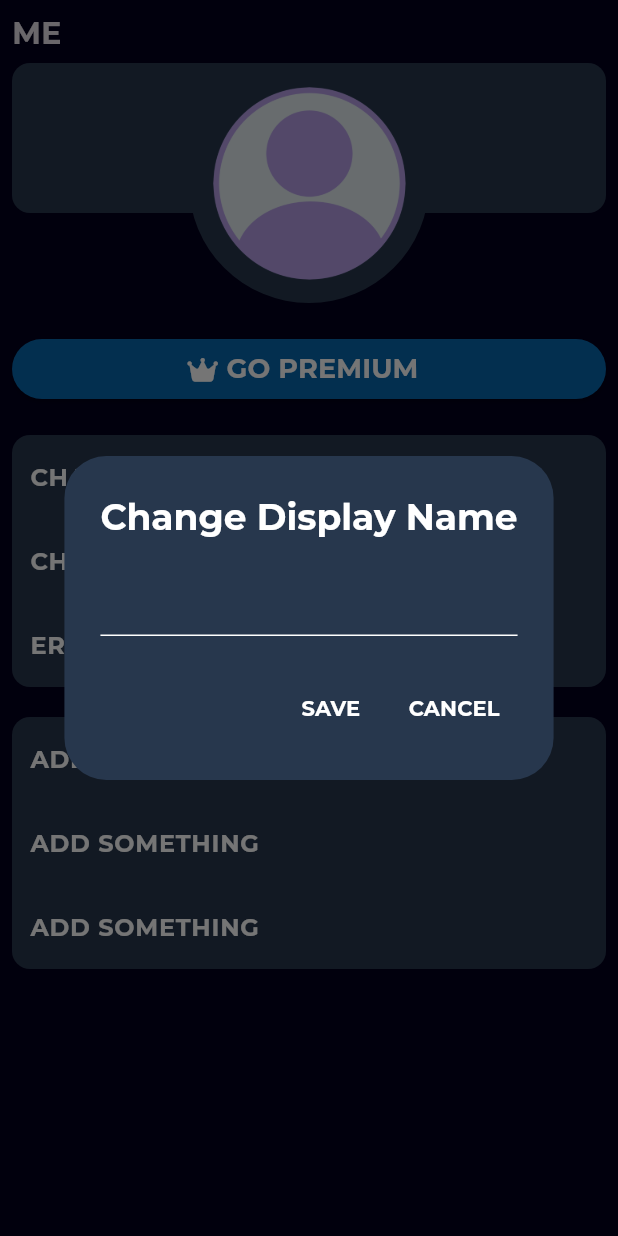
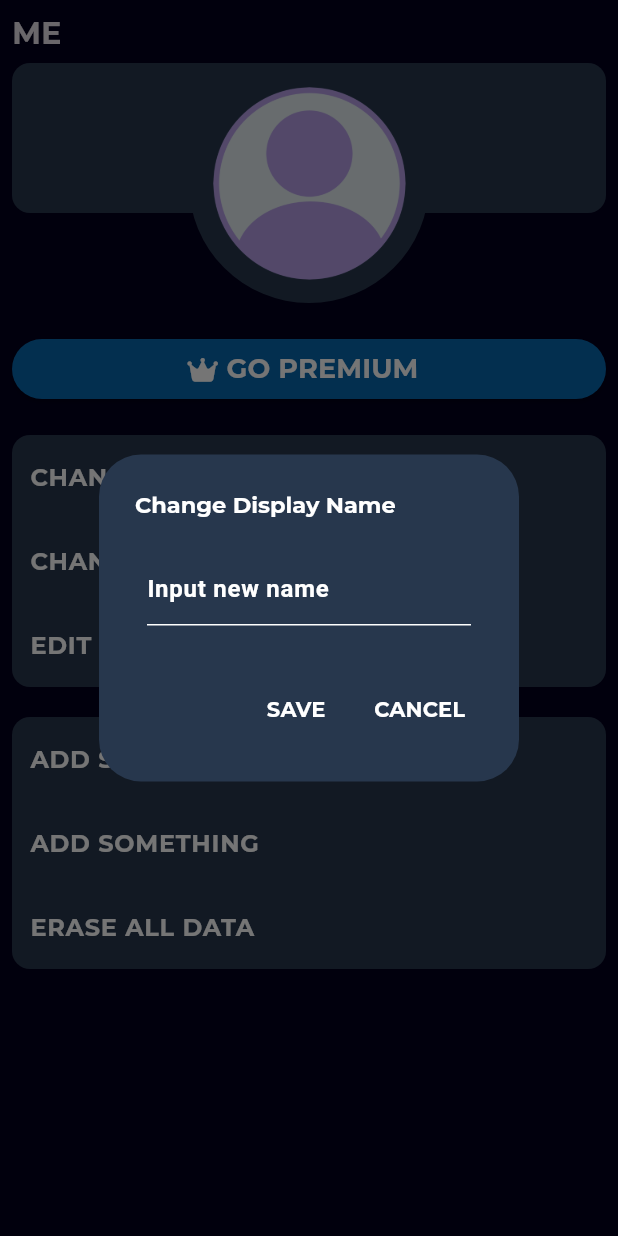
Before and after one commit to H11TM4N/habit_tracker_app, a Flutter app: the ProfilePage screen opened directly, after a tap on "CHANGE DISPLAY NAME", on a phone screen of 412 x 824 dp. Run offline on Flutter 3.47's test engine with Material 3 defaults, Android fonts, the phone set to English and light mode, and no system bars; our stand-ins replace flutter_hooks, flutter_riverpod, font_awesome_flutter, google_fonts, hive, hive_flutter and 2 more; accounts and stored records are empty.

Commit message:
Implement user functions

```diff
--- a/lib/UI/components/custom_text_field.dart
+++ b/lib/UI/components/custom_text_field.dart
@@ -28,7 +28,7 @@ class CustomTextField extends StatelessWidget {
         // onTapOutside: (event) => ,
         decoration: InputDecoration(
           filled: true,
-          fillColor: const Color(0xffB6BBC4),
+          fillColor: Theme.of(context).colorScheme.primary,
           hintText: hintText,
           hintStyle: const TextStyle(fontWeight: FontWeight.bold),
           contentPadding: const EdgeInsets.all(25),
--- a/lib/UI/components/name_textfield.dart
+++ b/lib/UI/components/name_textfield.dart
@@ -1,16 +1,39 @@
 import 'package:flutter/material.dart';
+import 'package:flutter/services.dart';
 
 class NameTextField extends StatelessWidget {
   final TextEditingController controller;
+  final TextInputType? keyboardType;
+  final String hintText;
+  final int? maxLength;
   const NameTextField({
     super.key,
     required this.controller,
+    required this.hintText,
+    this.keyboardType,
+    this.maxLength,
   });
 
   @override
   Widget build(BuildContext context) {
-    return TextField(
-      controller: controller,
+    return Padding(
+      padding: const EdgeInsets.all(8.0),
+      child: TextField(
+        controller: controller,
+        keyboardType: keyboardType,
+        maxLines: null,
+        inputFormatters: [
+          LengthLimitingTextInputFormatter(maxLength),
+        ],
+        // onTapOutside: (event) => ,
+        decoration: InputDecoration(
+          // filled: true,
+          // fillColor: Theme.of(context).colorScheme.primary,
+          hintText: hintText,
+          hintStyle: const TextStyle(fontWeight: FontWeight.bold),
+          contentPadding: EdgeInsets.zero,
+        ),
+      ),
     );
   }
 }
--- a/lib/UI/components/settings_tile.dart
+++ b/lib/UI/components/settings_tile.dart
@@ -1,4 +1,5 @@
 import 'package:flutter/material.dart';
+import 'package:font_awesome_flutter/font_awesome_flutter.dart';
 
 enum TilePosition { top, bottom, center }
 
@@ -6,11 +7,13 @@ class SettingTile extends StatelessWidget {
   final Text title;
   final void Function()? onTap;
   final TilePosition tilePosition;
+  final bool isSelectedTile;
   const SettingTile({
     super.key,
     required this.onTap,
     required this.title,
     required this.tilePosition,
+    this.isSelectedTile = false,
   });
 
   @override
@@ -30,6 +33,8 @@ class SettingTile extends StatelessWidget {
                   ),
                 ),
       title: title,
+      trailing:
+          isSelectedTile == true ? const Icon(FontAwesomeIcons.check) : null,
       tileColor: Theme.of(context).colorScheme.primary,
       onTap: onTap,
     );
--- a/lib/UI/pages/profile_page.dart
+++ b/lib/UI/pages/profile_page.dart
@@ -71,6 +71,8 @@ class ProfilePage extends ConsumerWidget {
                   )),
               const SizedBox(height: 20),
               const SettingListView(),
+
+              //TODO: Add Display Info Dialog
             ],
           ),
         ),
--- a/lib/UI/pages/views/setting_listview.dart
+++ b/lib/UI/pages/views/setting_listview.dart
@@ -3,8 +3,9 @@ import 'package:flutter_hooks/flutter_hooks.dart';
 import 'package:google_fonts/google_fonts.dart';
 import 'package:habit_tracker_app/UI/components/components.dart';
 import 'package:habit_tracker_app/common/common.dart';
-import 'package:habit_tracker_app/common/utils/change_name_dialog.dart';
+import 'package:habit_tracker_app/common/utils/dialogs/change_name_dialog.dart';
 import 'package:habit_tracker_app/services/providers/habit_povider.dart';
+import 'package:habit_tracker_app/services/providers/user_provider.dart';
 import 'package:hooks_riverpod/hooks_riverpod.dart';
 
 class SettingListView extends HookConsumerWidget {
@@ -20,10 +21,10 @@ class SettingListView extends HookConsumerWidget {
     List<Text> titles = [
       Text('CHANGE DISPLAY NAME', style: settingsStyle),
       Text('CHANGE AVATAR', style: settingsStyle),
-      Text('ERASE ALL DATA', style: settingsStyle),
+      Text('EDIT GENDER', style: settingsStyle),
       Text('ADD SOMETHING', style: settingsStyle),
       Text('ADD SOMETHING', style: settingsStyle),
-      Text('ADD SOMETHING', style: settingsStyle),
+      Text('ERASE ALL DATA', style: settingsStyle),
     ];
 
     List onTaps = [
@@ -32,22 +33,32 @@ class SettingListView extends HookConsumerWidget {
             context: context,
             style: settingsStyle,
             onPressed: () {
-              //* Add function
+              ref
+                  .read(userProvider.notifier)
+                  .changeUsername(nameController.text);
               nameController.clear();
               Navigator.pop(context);
             },
             controller: nameController);
       }, //* index 0
-      () {}, //* index 1
+      () {
+        //! Change Avatar
+      }, //* index 1
+      () {
+        editGenderDialog(
+          context: context,
+          style: settingsStyle,
+          ref: ref,
+        );
+      }, //* index 2
+      () {}, //* index 3
+      () {}, //* index 4
       () {
         confirmErasureDialog(context, () {
           ref.read(habitProvider.notifier).clearHabits();
           Navigator.pop(context);
         }, settingsStyle);
-      }, //* index 2
-      () {}, //* index 3
-      () {}, //* index 4
-      () {}, //* index 5
+      }, //* index 5
     ];
 
     return Column(
--- a/lib/common/common.dart
+++ b/lib/common/common.dart
@@ -5,4 +5,5 @@ export './widgets/back_button.dart';
 export './utils/completion_calc.dart';
 export './utils/percentage_checker.dart';
 export './utils/wrapper.dart';
-export './utils/confirm_dialog.dart';
+export 'utils/dialogs/confirm_dialog.dart';
+export './utils/dialogs/change_gender_dialog.dart';
--- a/lib/common/utils/change_name_dialog.dart
+++ b/lib/common/utils/dialogs/change_name_dialog.dart
@@ -12,7 +12,12 @@ changeNameDialog({
       context: context,
       builder: (context) => AlertDialog(
             title: Text('Change Display Name', style: style),
-            content: Expanded(child: NameTextField(controller: controller)),
+            titleTextStyle: const TextStyle(fontSize: 15),
+            content: NameTextField(
+              controller: controller,
+              hintText: 'Input new name',
+              maxLength: 20,
+            ),
             backgroundColor: theme.primary,
             actions: [
               TextButton(
--- a/lib/main.dart
+++ b/lib/main.dart
@@ -2,6 +2,7 @@ import 'package:flutter/material.dart';
 import 'package:flutter_riverpod/flutter_riverpod.dart';
 import 'package:habit_tracker_app/UI/home_page.dart';
 import 'package:habit_tracker_app/UI/theme/theme.dart';
+import 'package:habit_tracker_app/models/enums/gender.dart';
 import 'package:habit_tracker_app/models/habit.dart';
 import 'package:habit_tracker_app/models/local_user.dart';
 import 'package:hive_flutter/hive_flutter.dart';
@@ -12,6 +13,7 @@ void main() async {
   await Hive.initFlutter();
   Hive.registerAdapter(HabitAdapter());
   Hive.registerAdapter(LocalUserAdapter());
+  Hive.registerAdapter(GenderAdapter());
   habitBox = await Hive.openBox<Habit>('habitBox');
   userBox = await Hive.openBox<LocalUser>('userBox');
 
--- a/lib/models/local_user.dart
+++ b/lib/models/local_user.dart
@@ -1,12 +1,11 @@
+// ignore_for_file: public_member_api_docs, sort_constructors_first
 import 'package:hive/hive.dart';
+
+import 'enums/gender.dart';
 
 part 'local_user.g.dart';
 
-enum Gender {
-  male,
-  female,
-  other,
-}
+
 
 @HiveType(typeId: 2)
 class LocalUser {
@@ -24,4 +23,16 @@ class LocalUser {
     required this.gender,
     required this.avatarPath,
   });
+
+  LocalUser copyWith({
+    String? name,
+    Gender? gender,
+    String? avatarPath,
+  }) {
+    return LocalUser(
+      name: name ?? this.name,
+      gender: gender ?? this.gender,
+      avatarPath: avatarPath ?? this.avatarPath,
+    );
+  }
 }
--- a/lib/services/providers/habit_povider.dart
+++ b/lib/services/providers/habit_povider.dart
@@ -24,7 +24,9 @@ class HabitNotifier extends StateNotifier<List<Habit>> {
   }
 
   void clearHabits() {
-    habitBox.clear();
+    if (habitBox.isNotEmpty) {
+      habitBox.clear();
+    }
     state = habitBox.values.toList();
   }
 
```
Also changed, not shown: lib/UI/components/habits_header.dart (+5 -3 lines), lib/common/utils/dialogs/change_gender_dialog.dart (added, +68 -0 lines), lib/models/enums/gender.dart (added, +15 -0 lines), lib/services/providers/user_provider.dart (added, +47 -0 lines), lib/common/utils/dialogs/confirm_dialog.dart (renamed from lib/common/utils/confirm_dialog.dart), lib/models/enums/gender.g.dart (added).
